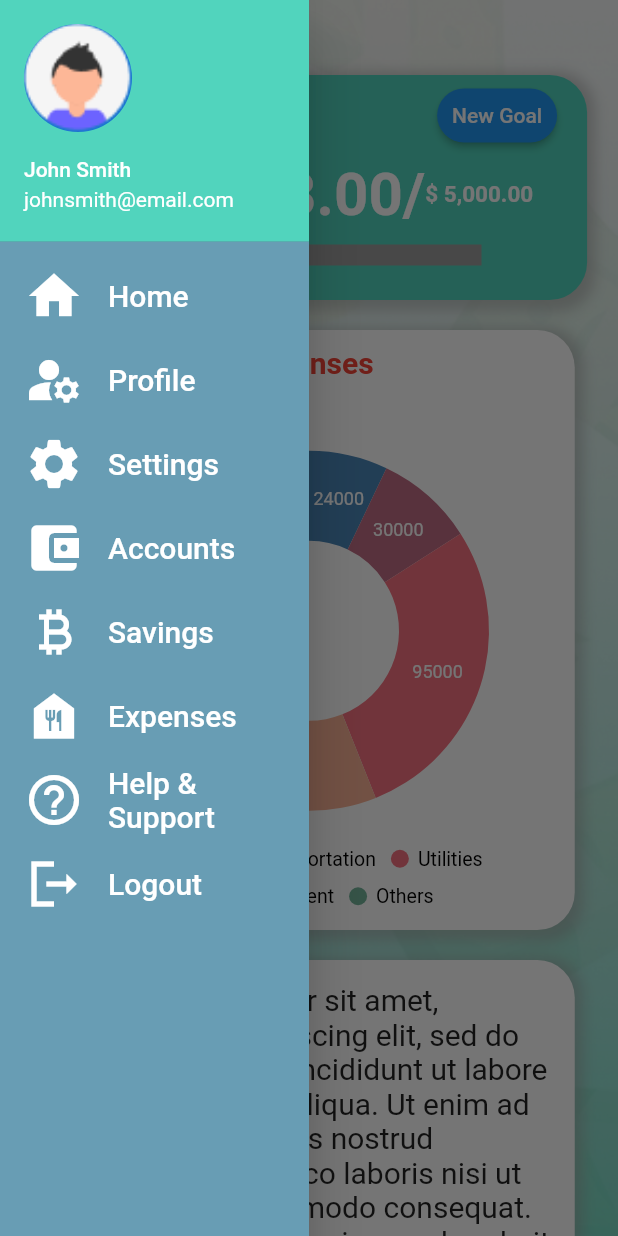
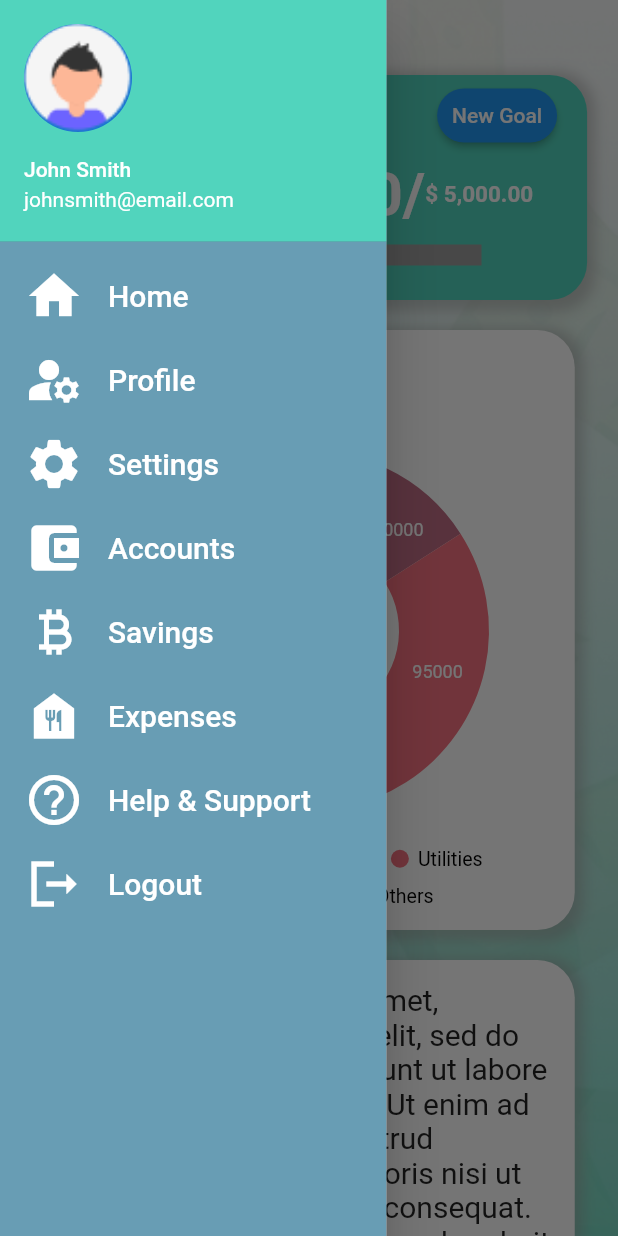
Before and after one commit to ZosimoBiniza97/Savings_App_Flutter_Thrifty, a Flutter app: the ViewAccount screen opened directly, with the side drawer open, on a phone screen of 412 x 824 dp. Run offline on Flutter 3.47's test engine with Material 2 defaults, Android fonts, the light colour scheme and no system bars; drawn by our look-alikes of percent_indicator; our stand-ins replace local_auth, moor_flutter, sqflite, syncfusion_flutter_charts; accounts and stored records are empty; generated files the repository leaves out were written again.

Commit message:
Updated drawer size

```diff
--- a/lib/account.dart
+++ b/lib/account.dart
@@ -421,7 +421,7 @@ class _ViewAccountState extends State<ViewAccount> {
 
       // This is the navigation drawer. To be updated. No function yet
       drawer: Drawer(
-        width: screenWidth/2,
+        width: screenWidth/1.6,
 
         child: Container (
           color: Color.fromRGBO(104, 157, 180, 1.0),
```
